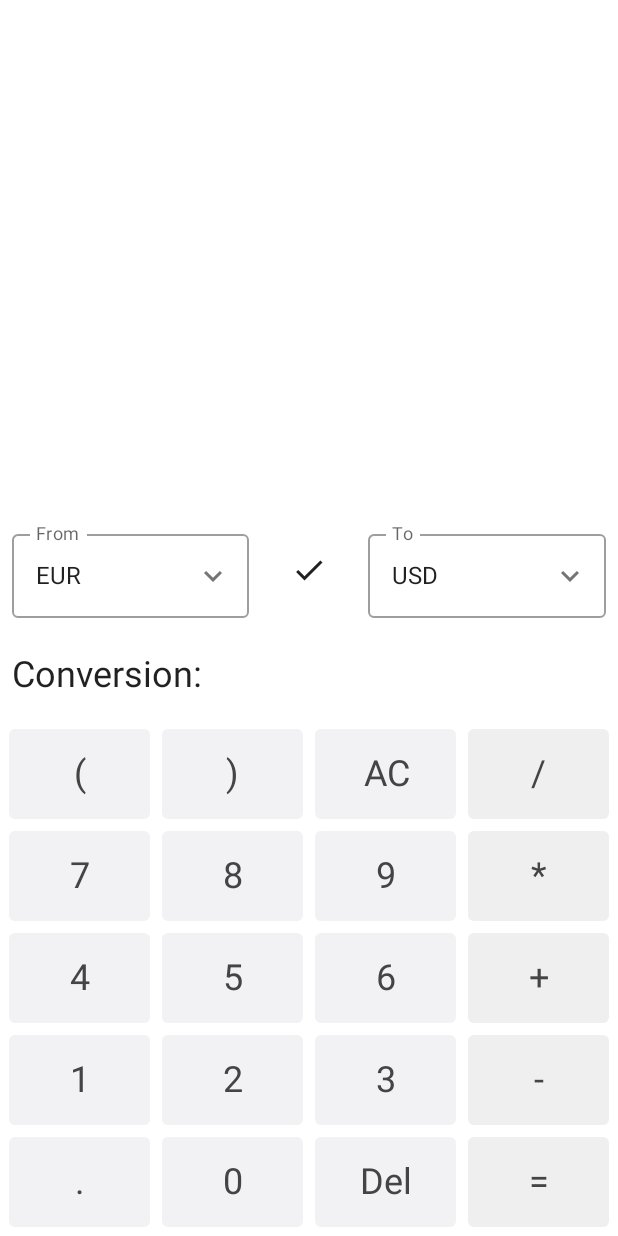
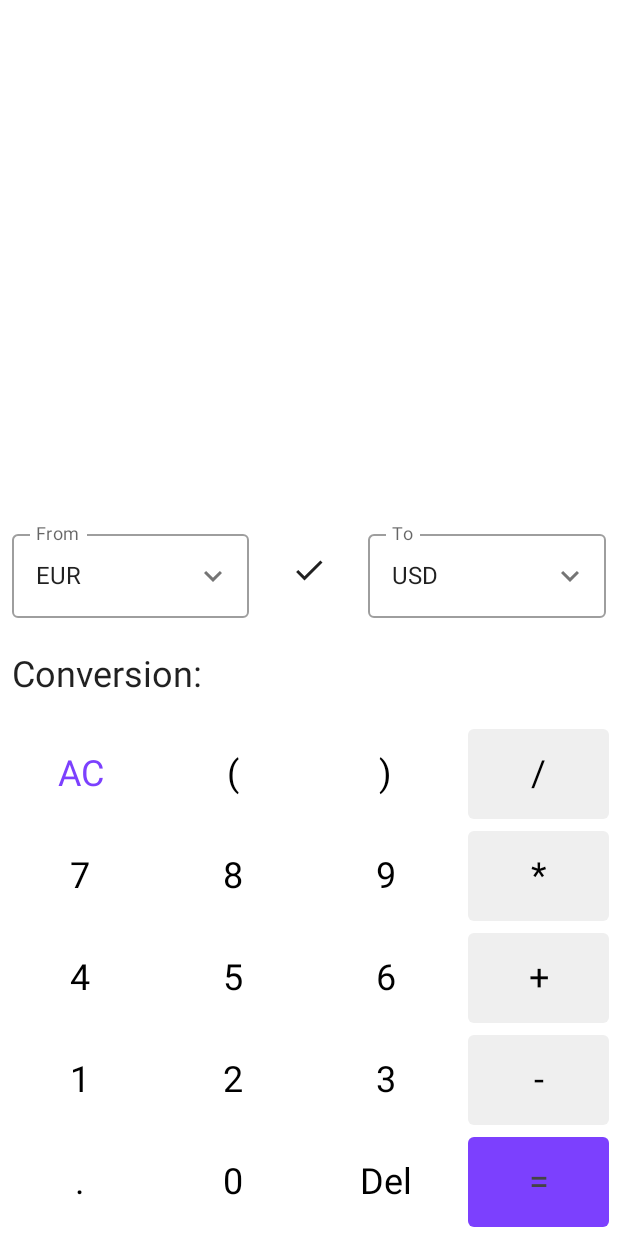
Before and after one commit to Shadowvault/SimpleCalculator, an Android app built with Jetpack Compose: the screen it shows after launch (MainActivity), on a phone screen of 412 x 824 dp. Run offline under Robolectric (Android 15) with nearby library versions, the phone set to English and light mode, and no system bars; our stand-ins replace Dagger/Hilt's generated code; libraries missing offline, so code that uses them is left out: com.github.keelar.exprk.

Commit message:
Fixed: Pressing "-" after = no longer deletes the whole expression
Both calculation and result text are now scrollable

```diff
--- a/app/src/main/java/com/example/simplecalculator/presentation/screens/CalcScreen.kt
+++ b/app/src/main/java/com/example/simplecalculator/presentation/screens/CalcScreen.kt
@@ -1,6 +1,7 @@
 package com.example.simplecalculator.presentation.screens
 
-import androidx.compose.foundation.clickable
+import androidx.compose.foundation.*
+import androidx.compose.foundation.gestures.scrollable
 import androidx.compose.foundation.layout.*
 import androidx.compose.foundation.text.ClickableText
 import androidx.compose.material.*
@@ -12,6 +13,7 @@ import androidx.compose.runtime.*
 import androidx.compose.ui.Alignment
 import androidx.compose.ui.Modifier
 import androidx.compose.ui.geometry.Size
+import androidx.compose.ui.graphics.Brush
 import androidx.compose.ui.graphics.Color
 import androidx.compose.ui.layout.onGloballyPositioned
 import androidx.compose.ui.platform.LocalDensity
@@ -46,16 +48,17 @@ fun CalcScreen(
     var toCurr: String by remember { mutableStateOf("USD") }
     var toExpanded by remember { mutableStateOf(false) }
     var toTextfieldSize by remember { mutableStateOf(Size.Zero) }
-    val toIcon = if (fromExpanded)
+    val toIcon = if (toExpanded)
         Icons.Filled.KeyboardArrowUp
     else
         Icons.Filled.KeyboardArrowDown
 
+    val scroll = rememberScrollState(0)
+    val historyScroll = rememberScrollState(0)
 
     val currencyList = listOf<String>("EUR", "USD", "CHF", "SEK", "GBP", "JPY", "AUD", "CAD")
 
-
-    Surface {
+    Surface() {
         Column(
             modifier = Modifier.fillMaxSize(),
             verticalArrangement = Arrangement.SpaceBetween,
@@ -64,26 +67,29 @@ fun CalcScreen(
             Box(
                 modifier = Modifier
                     .fillMaxWidth()
-                    //.height(IntrinsicSize.Min)
-                    .padding(16.dp),
+                    .padding(8.dp),
                 contentAlignment = Alignment.BottomEnd
             ) {
                 Column(
                     horizontalAlignment = Alignment.End
                 ) {
-                    ClickableText(
-                        AnnotatedString(text = viewModel.historyTextFlow.value),
-                        style = TextStyle(fontSize = 24.sp),
-                        maxLines =1,
-                        onClick = {
-                            viewModel.appendHistory()
-                        })
+                    Box(modifier = Modifier.height(64.dp)) {
+                        Text(
+                            viewModel.historyTextFlow.value, textAlign = TextAlign.End,
+                            fontSize = 24.sp,
+                            maxLines = 2,
+                            modifier = Modifier.horizontalScroll(historyScroll)
+                        )
+                    }
                     Spacer(modifier = Modifier.height(42.dp))
+                    Box(modifier = Modifier.height(64.dp)) {
                         Text(
                             viewModel.mainTextState.value, textAlign = TextAlign.End,
-                        fontSize = 40.sp,
-                        maxLines = 1,
+                            fontSize = 42.sp,
+                            maxLines = 2,
+                            modifier = Modifier.horizontalScroll(scroll)
                         )
+                    }
                 }
             }
             Column {
@@ -130,7 +136,7 @@ fun CalcScreen(
 
                     IconButton(
                         onClick = {
-                            if (viewModel.mainTextState.value.matches("-?\\d+(\\.\\d+)?".toRegex())) {
+                            if (viewModel.mainTextState.value.matches("^([0-9]+\\.?[0-9]*|\\.[0-9]+)\$".toRegex())) {
                                 viewModel.getConversion(
                                     fromCurr,
                                     toCurr,
@@ -181,7 +187,9 @@ fun CalcScreen(
                     }
                 }
                 Row(
-                    modifier = Modifier.fillMaxWidth().padding(8.dp, 16.dp),
+                    modifier = Modifier
+                        .fillMaxWidth()
+                        .padding(8.dp, 16.dp),
                     horizontalArrangement = Arrangement.Start,
                     verticalAlignment = Alignment.CenterVertically
                 ) {
@@ -191,7 +199,8 @@ fun CalcScreen(
                     )
                 }
 
-                Row(modifier = Modifier
+                Row(
+                    modifier = Modifier
                         .height(IntrinsicSize.Min)
                         .fillMaxWidth()
                         .padding(2.dp),
@@ -204,34 +213,91 @@ fun CalcScreen(
                     ) {
                         CalculatorButton(
                             modifier = Modifier.weight(1f),
-                            number = "(",
+                            number = "AC",
                             onClick = {
-                                viewModel.appendButtonChar("(")
-                            }, buttonColor = Color(242, 242, 244), textColor = Color.DarkGray)
+                                viewModel.clearTexts()
+                            },
+                            //buttonColor = Color(242, 242, 244),
+                            textColor = Color(124,64,254)
+                        )
                         CalculatorButton(
                             modifier = Modifier.weight(1f),
                             number = "7",
                             onClick = {
                                 viewModel.appendButtonChar("7")
-                            }, buttonColor = Color(242, 242, 244), textColor = Color.DarkGray)
+                            },
+                            //buttonColor = Color(242, 242, 244), textColor = Color.DarkGray
+                        )
                         CalculatorButton(
                             modifier = Modifier.weight(1f),
                             number = "4",
                             onClick = {
                                 viewModel.appendButtonChar("4")
-                            }, buttonColor = Color(242, 242, 244), textColor = Color.DarkGray)
+                            },
+                            //buttonColor = Color(242, 242, 244), textColor = Color.DarkGray
+                        )
                         CalculatorButton(
                             modifier = Modifier.weight(1f),
                             number = "1",
                             onClick = {
                                 viewModel.appendButtonChar("1")
-                            }, buttonColor = Color(242, 242, 244), textColor = Color.DarkGray)
+                            },
+                            //buttonColor = Color(242, 242, 244), textColor = Color.DarkGray
+                        )
                         CalculatorButton(
                             modifier = Modifier.weight(1f),
                             number = ".",
                             onClick = {
                                 viewModel.appendButtonChar(".")
-                            }, buttonColor = Color(242, 242, 244), textColor = Color.DarkGray)
+                            },
+                            //buttonColor = Color(242, 242, 244), textColor = Color.DarkGray
+                        )
+                    }
+                    Column(
+                        modifier = Modifier
+                            .height(IntrinsicSize.Min)
+                            .weight(1f),
+                        horizontalAlignment = Alignment.CenterHorizontally
+                    ) {
+                        CalculatorButton(
+                            modifier = Modifier.weight(1f),
+                            number = "(",
+                            onClick = {
+                                viewModel.appendButtonChar("(")
+                            },
+                            //buttonColor = Color(242, 242, 244), textColor = Color.DarkGray
+                        )
+                        CalculatorButton(
+                            modifier = Modifier.weight(1f),
+                            number = "8",
+                            onClick = {
+                                viewModel.appendButtonChar("8")
+                            }, //buttonColor = Color(242, 242, 244), textColor = Color.DarkGray
+                        )
+                        CalculatorButton(
+                            modifier = Modifier.weight(1f),
+                            number = "5",
+                            onClick = {
+                                viewModel.appendButtonChar("5")
+                            },
+                            //buttonColor = Color(242, 242, 244), textColor = Color.DarkGray
+                        )
+                        CalculatorButton(
+                            modifier = Modifier.weight(1f),
+                            number = "2",
+                            onClick = {
+                                viewModel.appendButtonChar("2")
+                            },
+                            //buttonColor = Color(242, 242, 244), textColor = Color.DarkGray
+                        )
+                        CalculatorButton(
+                            modifier = Modifier.weight(1f),
+                            number = "0",
+                            onClick = {
+                                viewModel.appendButtonChar("0")
+                            },
+                            //buttonColor = Color(242, 242, 244), textColor = Color.DarkGray
+                        )
                     }
                     Column(
                         modifier = Modifier
@@ -244,68 +310,41 @@ fun CalcScreen(
                             number = ")",
                             onClick = {
                                 viewModel.appendButtonChar(")")
-                            }, buttonColor = Color(242, 242, 244), textColor = Color.DarkGray)
-                        CalculatorButton(
-                            modifier = Modifier.weight(1f),
-                            number = "8",
-                            onClick = {
-                                viewModel.appendButtonChar("8")
-                            }, buttonColor = Color(242, 242, 244), textColor = Color.DarkGray)
-                        CalculatorButton(
-                            modifier = Modifier.weight(1f),
-                            number = "5",
-                            onClick = {
-                                viewModel.appendButtonChar("5")
-                            }, buttonColor = Color(242, 242, 244), textColor = Color.DarkGray)
-                        CalculatorButton(
-                            modifier = Modifier.weight(1f),
-                            number = "2",
-                            onClick = {
-                                viewModel.appendButtonChar("2")
-                            }, buttonColor = Color(242, 242, 244), textColor = Color.DarkGray)
-                        CalculatorButton(
-                            modifier = Modifier.weight(1f),
-                            number = "0",
-                            onClick = {
-                                viewModel.appendButtonChar("0")
-                            }, buttonColor = Color(242, 242, 244), textColor = Color.DarkGray)
-                    }
-                    Column(
-                        modifier = Modifier
-                            .height(IntrinsicSize.Min)
-                            .weight(1f),
-                        horizontalAlignment = Alignment.CenterHorizontally
-                    ) {
-                        CalculatorButton(
-                            modifier = Modifier.weight(1f),
-                            number = "AC",
-                            onClick = {
-                                viewModel.clearTexts()
-                            }, buttonColor = Color(242, 242, 244), textColor = Color.DarkGray)
+                            },
+                            //buttonColor = Color(242, 242, 244), textColor = Color.DarkGray
+                        )
                         CalculatorButton(
                             modifier = Modifier.weight(1f),
                             number = "9",
                             onClick = {
                                 viewModel.appendButtonChar("9")
-                            }, buttonColor = Color(242, 242, 244), textColor = Color.DarkGray)
+                            },
+                            //buttonColor = Color(242, 242, 244), textColor = Color.DarkGray
+                        )
                         CalculatorButton(
                             modifier = Modifier.weight(1f),
                             number = "6",
                             onClick = {
                                 viewModel.appendButtonChar("6")
-                            }, buttonColor = Color(242, 242, 244), textColor = Color.DarkGray)
+                            },
+                            //buttonColor = Color(242, 242, 244), textColor = Color.DarkGray
+                        )
                         CalculatorButton(
                             modifier = Modifier.weight(1f),
                             number = "3",
                             onClick = {
                                 viewModel.appendButtonChar("3")
-                            }, buttonColor = Color(242, 242, 244), textColor = Color.DarkGray)
+                            },
+                            //buttonColor = Color(242, 242, 244), textColor = Color.DarkGray
+                        )
                         CalculatorButton(
                             modifier = Modifier.weight(1f),
                             number = "Del",
                             onClick = {
                                 viewModel.appendButtonChar("Del")
-                            }, buttonColor = Color(242, 242, 244), textColor = Color.DarkGray)
+                            },
+                            //buttonColor = Color(242, 242, 244), textColor = Color.DarkGray
+                        )
                     }
                     Column(
                         modifier = Modifier
@@ -318,31 +357,46 @@ fun CalcScreen(
                             number = "/",
                             onClick = {
                                 viewModel.appendButtonChar("/")
-                            }, buttonColor = Color(239, 239, 239), textColor = Color.DarkGray)
+                            },
+                            buttonColor = Color(239, 239, 239),
+                            //textColor = Color.DarkGray
+                        )
                         CalculatorButton(
                             modifier = Modifier.weight(1f),
                             number = "*",
                             onClick = {
                                 viewModel.appendButtonChar("*")
-                            }, buttonColor = Color(239, 239, 239), textColor = Color.DarkGray)
+                            },
+                            buttonColor = Color(239, 239, 239),
+                            //textColor = Color.DarkGray
+                        )
                         CalculatorButton(
                             modifier = Modifier.weight(1f),
                             number = "+",
                             onClick = {
                                 viewModel.appendButtonChar("+")
-                            }, buttonColor = Color(239, 239, 239), textColor = Color.DarkGray)
+                            },
+                            buttonColor = Color(239, 239, 239),
+                            //textColor = Color.DarkGray
+                        )
                         CalculatorButton(
                             modifier = Modifier.weight(1f),
                             number = "-",
                             onClick = {
                                 viewModel.appendButtonChar("-")
-                            }, buttonColor = Color(239, 239, 239), textColor = Color.DarkGray)
+                            },
+                            buttonColor = Color(239, 239, 239),
+                            //textColor = Color.DarkGray
+                        )
                         CalculatorButton(
                             modifier = Modifier.weight(1f),
                             number = "=",
                             onClick = {
                                 viewModel.calculateResult()
-                            }, buttonColor = Color(239, 239, 239), textColor = Color.DarkGray)
+                            },
+                            buttonColor = Color(124,64,254),
+                            textColor = Color.DarkGray
+                        )
                     }
                 }
             }
```
Also changed, not shown: app/src/main/java/com/example/simplecalculator/presentation/screens/CalcScreenViewModel.kt (+34 -41 lines). Lines whose indentation alone changed are shown as unchanged.
